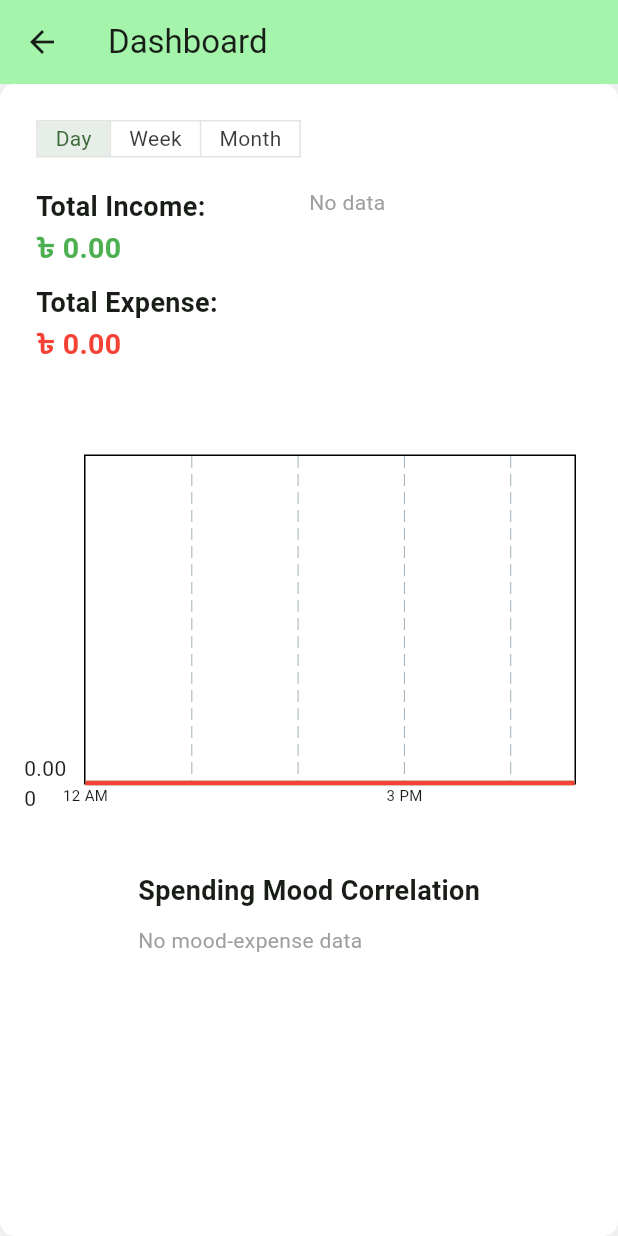
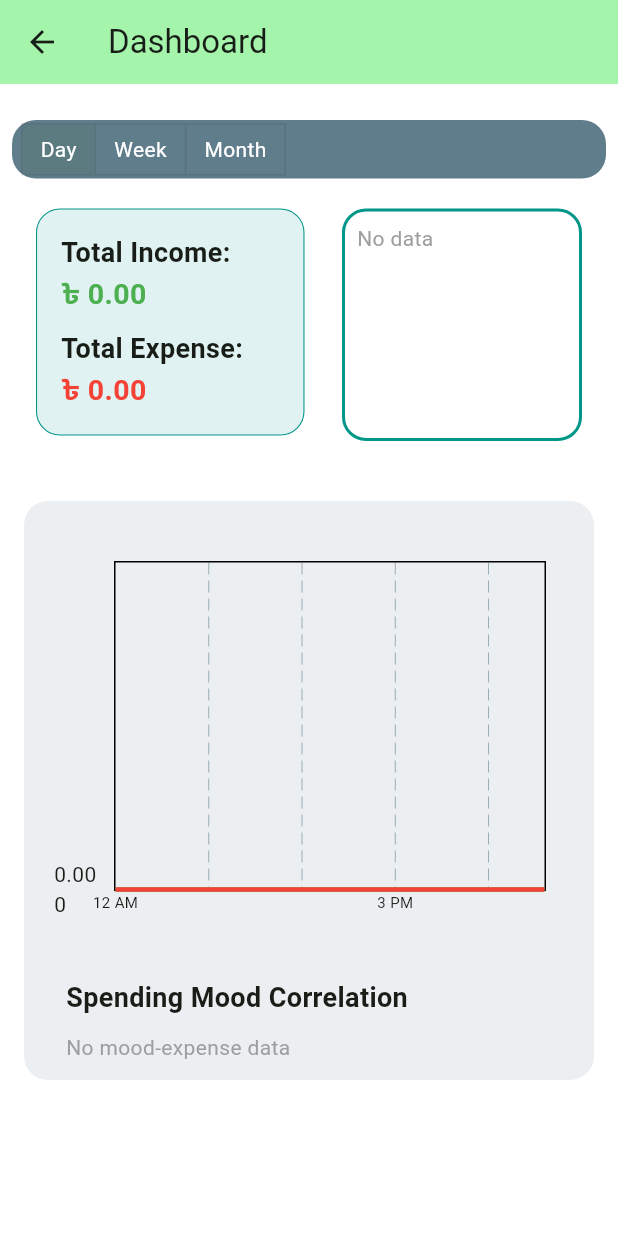
Before and after one commit to Saqlain-mushtaq-alamin/Finura, a Flutter app: the DashboardPage screen opened directly with empty values, on a phone screen of 412 x 824 dp. Run offline on Flutter 3.47's test engine with Material 3 defaults, Android fonts, the phone set to English and light mode, and no system bars; drawn by our look-alikes of fl_chart; our stand-ins replace connectivity_plus, image_picker, package_info_plus, sqflite, table_calendar; accounts and stored records are empty.

Commit message:
pollishing the dashboard page

```diff
--- a/finura_frontend/lib/views/DashboardPage/dashboard.dart
+++ b/finura_frontend/lib/views/DashboardPage/dashboard.dart
@@ -1,3 +1,5 @@
+import 'dart:math';
+
 import 'package:finura_frontend/services/local_database/local_database_helper.dart';
 import 'package:flutter/material.dart';
 import 'package:intl/intl.dart';
@@ -539,13 +541,7 @@ class _DashboardPageState extends State<DashboardPage> {
         backgroundColor: const Color.fromARGB(255, 164, 245, 171),
       ),
       body: Container(
-        color: const Color.fromARGB(255, 240, 240, 240),
-        child: Container(
-          decoration: BoxDecoration(
         color: Colors.white,
-            borderRadius: BorderRadius.circular(10),
-          ),
-          child: SizedBox(
         width: double.infinity,
         height: MediaQuery.of(context).size.height,
         child: Padding(
@@ -554,12 +550,21 @@ class _DashboardPageState extends State<DashboardPage> {
             child: Column(
               children: [
                 const SizedBox(height: 16),
+
                 Container(
                   alignment: Alignment.centerLeft,
-                      margin: const EdgeInsets.only(left: 16),
+
+                  decoration: BoxDecoration(
+                    color: Colors.blueGrey,
+                    borderRadius: BorderRadius.circular(16.0),
+                  ),
+
+                  child: Container(
+                    padding: const EdgeInsets.all(2.0),
+                    margin: const EdgeInsets.only(left: 4.0),
                     child: SizedBox(
-                        height: 25,
-                        width: 200,
+                      height: 35,
+                      width: double.infinity,
                       child: ToggleButtons(
                         isSelected: [
                           selectedRange == 'day',
@@ -575,17 +580,28 @@ class _DashboardPageState extends State<DashboardPage> {
                         children: const [
                           Padding(
                             padding: EdgeInsets.symmetric(horizontal: 12),
-                              child: Text("Day"),
+
+                            child: Text(
+                              "Day",
+                              style: TextStyle(color: Colors.white),
+                            ),
                           ),
                           Padding(
                             padding: EdgeInsets.symmetric(horizontal: 12),
-                              child: Text("Week"),
+                            child: Text(
+                              "Week",
+                              style: TextStyle(color: Colors.white),
+                            ),
                           ),
                           Padding(
                             padding: EdgeInsets.symmetric(horizontal: 12),
-                              child: Text("Month"),
+                            child: Text(
+                              "Month",
+                              style: TextStyle(color: Colors.white),
+                            ),
                           ),
                         ],
+                      ),
                     ),
                   ),
                 ),
@@ -597,6 +613,16 @@ class _DashboardPageState extends State<DashboardPage> {
                     children: [
                       // Income and Expense
                       Expanded(
+                        child: Container(
+                          padding: const EdgeInsets.all(16.0),
+                          decoration: BoxDecoration(
+                            color: Colors.teal[50],
+                            border: Border.all(
+                              color: Colors.teal,
+                              width: sqrt1_2,
+                            ),
+                            borderRadius: BorderRadius.circular(16.0),
+                          ),
                           child: Column(
                             crossAxisAlignment: CrossAxisAlignment.start,
                             children: [
@@ -634,26 +660,56 @@ class _DashboardPageState extends State<DashboardPage> {
                             ],
                           ),
                         ),
+                      ),
+
+                      const SizedBox(width: 25),
 
                       // Pie Chart
-                          Expanded(
-                            flex: 1,
-                            child: SizedBox(
-                              height: 150,
+                      Container(
+                        height: 155,
+                        width: 160,
+                        padding: const EdgeInsets.all(8.0),
+                        decoration: BoxDecoration(
+                          color: Colors.white,
+                          border: Border.all(color: Colors.teal, width: 2.0),
+                          borderRadius: BorderRadius.circular(16.0),
+                        ),
                         child: _buildPieChart(),
-                            ),
                       ),
                     ],
                   ),
                 ),
-                    const SizedBox(height: 20),
+                const SizedBox(height: 40),
 
+                Column(
+                  children: [
+                    Container(
+                      // Background color for both sections
+                      width: double.infinity,
+                      decoration: BoxDecoration(
+                        color: Colors.blueGrey[50],
+                        borderRadius: BorderRadius.circular(16.0),
+                      ),
+                      padding: const EdgeInsets.all(12.0),
+                      margin: const EdgeInsets.fromLTRB(8.0, 0.0, 8.0, 8.0),
+                      child: Column(
+                        crossAxisAlignment: CrossAxisAlignment
+                            .stretch, // Stretch the column to fill available width
+                        children: [
+                          Container(
+                            margin: const EdgeInsets.only(top: 20),
                             // Line Chart
-                    Padding(
-                      padding: const EdgeInsets.fromLTRB(8.0, 8.0, 20, 8.0),
+                            child: Padding(
+                              padding: const EdgeInsets.fromLTRB(
+                                8.0,
+                                8.0,
+                                20,
+                                8.0,
+                              ),
                               child: SizedBox(
                                 height: 250,
-                        width: MediaQuery.of(context).size.width,
+                                width: double
+                                    .infinity, // Use double.infinity for full width
                                 child: selectedRange == 'day'
                                     ? _buildLineChartDay()
                                     : selectedRange == 'week'
@@ -661,10 +717,15 @@ class _DashboardPageState extends State<DashboardPage> {
                                     : _buildLineChartMonth(),
                               ),
                             ),
+                          ),
 
-                    const SizedBox(height: 20),
-                    Padding(
-                      padding: const EdgeInsets.symmetric(horizontal: 16.0),
+                          // Spending Mood Correlation section
+                          Container(
+                            margin: const EdgeInsets.only(top: 20),
+                            child: Padding(
+                              padding: const EdgeInsets.symmetric(
+                                horizontal: 16.0,
+                              ),
                               child: Column(
                                 crossAxisAlignment: CrossAxisAlignment.start,
                                 children: [
@@ -680,9 +741,13 @@ class _DashboardPageState extends State<DashboardPage> {
                                 ],
                               ),
                             ),
+                          ),
                         ],
                       ),
                     ),
+                  ],
+                ),
+              ],
             ),
           ),
         ),
```
Lines whose indentation alone changed are shown as unchanged.
